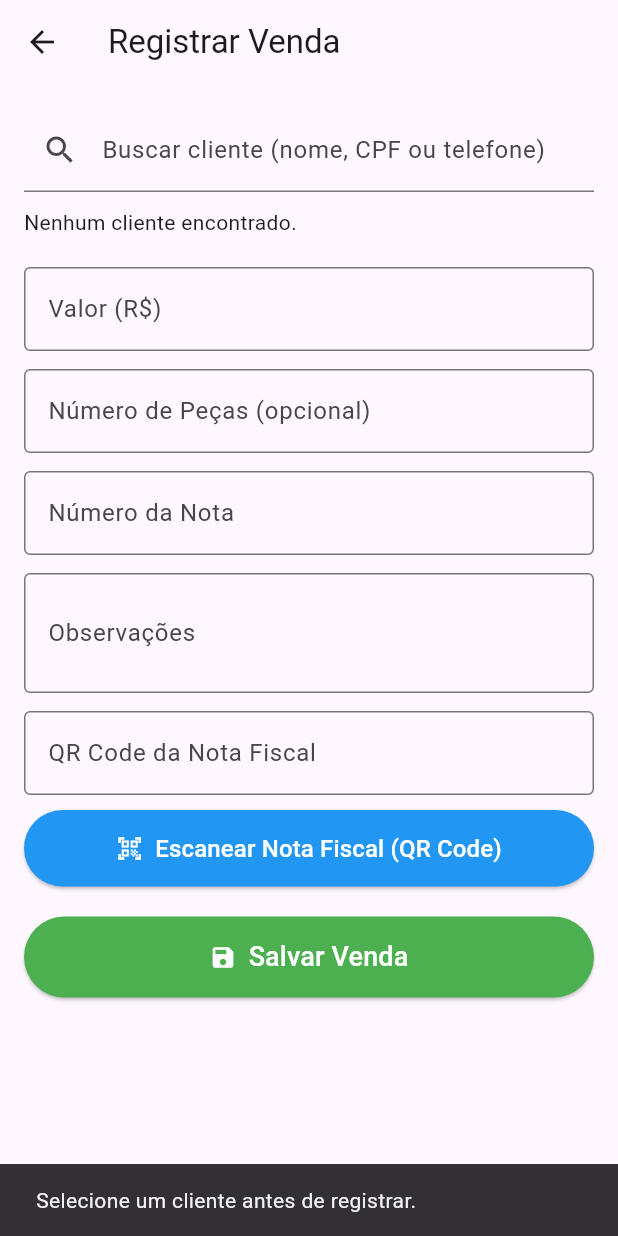
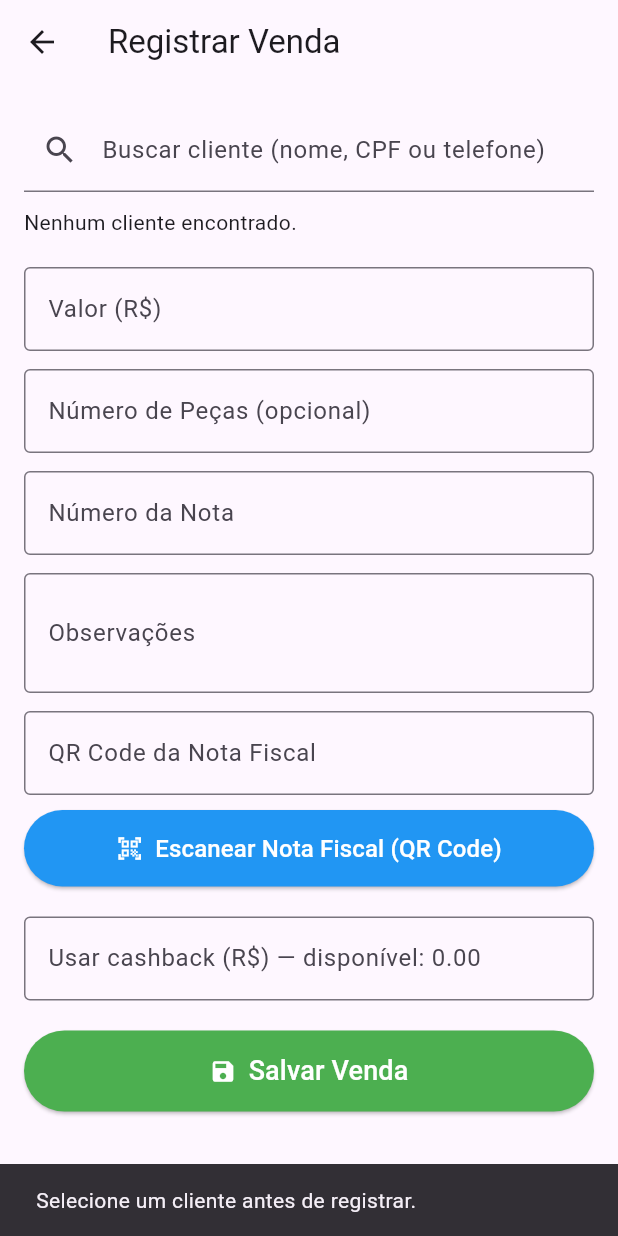
Before and after one commit to PJosquin/cadastro_clientes_final, a Flutter app: the RegistroVendaPage screen opened directly, after a tap on "Salvar Venda", on a phone screen of 412 x 824 dp. Run offline on Flutter 3.47's test engine with Material 3 defaults, Android fonts, the phone set to English and light mode, and no system bars; our stand-ins replace cloud_firestore, firebase_core, flutter_masked_text2, font_awesome_flutter, mask_text_input_formatter; missing offline and left inert: mobile_scanner, qr_code_scanner; accounts and stored records are empty.

Commit message:
v9.0 Cashback - uso de cashback na venda, cálculo de saldo, valor líquido e atualização do cliente

```diff
--- a/lib/registro_venda_page.dart
+++ b/lib/registro_venda_page.dart
@@ -2,7 +2,7 @@ import 'package:flutter/material.dart';
 import 'package:cloud_firestore/cloud_firestore.dart';
 import 'package:intl/intl.dart';
 import 'package:mobile_scanner/mobile_scanner.dart';
-import 'services/cashback_service.dart'; // 🔹 NOVO
+import 'services/cashback_service.dart'; // 🔹 serviço de configuração de cashback
 
 class RegistroVendaPage extends StatefulWidget {
   const RegistroVendaPage({Key? key}) : super(key: key);
@@ -25,9 +25,13 @@ class _RegistroVendaPageState extends State<RegistroVendaPage> {
   final TextEditingController _observacoesController = TextEditingController();
   final TextEditingController _qrcodeController = TextEditingController();
 
+  // 🔹 Campo para usar cashback
+  final TextEditingController _usarCashbackController = TextEditingController();
+  double _cashbackDisponivel = 0.0;
+
   bool _salvando = false;
 
-  // 🔹 Cashback
+  // 🔹 Cashback (config)
   double? _percentualCashback; // lido do Firestore (config/cashback/percentual)
   bool _carregandoCashback = true;
 
@@ -62,6 +66,7 @@ class _RegistroVendaPageState extends State<RegistroVendaPage> {
     _notaController.dispose();
     _observacoesController.dispose();
     _qrcodeController.dispose();
+    _usarCashbackController.dispose();
     super.dispose();
   }
 
@@ -92,10 +97,52 @@ class _RegistroVendaPageState extends State<RegistroVendaPage> {
     }).toList();
   }
 
+  Future<void> _selecionarCliente(String id, String nome) async {
+    setState(() {
+      _clienteSelecionadoId = id;
+      _clienteSelecionadoNome = nome;
+      _buscaController.text = nome;
+      _cashbackDisponivel = 0.0;
+      _usarCashbackController.clear();
+    });
+
+    try {
+      final doc = await FirebaseFirestore.instance
+          .collection('clientes')
+          .doc(id)
+          .get();
+
+      if (!doc.exists) return;
+      final data = doc.data();
+      if (data == null) return;
+
+      double cb = 0.0;
+      final campo = data['cashback_acumulado'];
+      if (campo is num) {
+        cb = campo.toDouble();
+      } else if (campo is String) {
+        cb = double.tryParse(campo.replaceAll(',', '.')) ?? 0.0;
+      }
+
+      if (!mounted) return;
+      setState(() {
+        _cashbackDisponivel = cb;
+        // Se quiser sempre usar tudo por padrão:
+        if (_cashbackDisponivel > 0) {
+          _usarCashbackController.text =
+              _cashbackDisponivel.toStringAsFixed(2);
+        }
+      });
+    } catch (_) {
+      // se der erro, apenas mantém cashbackDisponivel = 0.0
+    }
+  }
+
   Future<void> _salvarVenda() async {
     if (_clienteSelecionadoId == null) {
       ScaffoldMessenger.of(context).showSnackBar(
-        const SnackBar(content: Text("Selecione um cliente antes de registrar.")),
+        const SnackBar(
+            content: Text("Selecione um cliente antes de registrar.")),
       );
       return;
     }
@@ -109,16 +156,45 @@ class _RegistroVendaPageState extends State<RegistroVendaPage> {
           0.0;
       final pecas = int.tryParse(_pecasController.text.trim()) ?? 0;
 
-      // 🔹 Calcula cashback com base no percentual da config
+      // 🔹 Valor de cashback a usar (opcional)
+      double usarCashback = 0.0;
+      if (_usarCashbackController.text.trim().isNotEmpty) {
+        usarCashback = double.tryParse(_usarCashbackController.text
+                    .replaceAll('.', '')
+                    .replaceAll(',', '.')) ??
+                0.0;
+      }
+
+      if (usarCashback < 0) usarCashback = 0.0;
+
+      // Não deixar usar mais do que o disponível (com pequena tolerância)
+      if (usarCashback > _cashbackDisponivel + 0.01) {
+        if (!mounted) return;
+        ScaffoldMessenger.of(context).showSnackBar(
+          SnackBar(
+            content: Text(
+                'Você tentou usar R\$ ${usarCashback.toStringAsFixed(2)}, mas o disponível é R\$ ${_cashbackDisponivel.toStringAsFixed(2)}.'),
+          ),
+        );
+        setState(() => _salvando = false);
+        return;
+      }
+
+      // 🔹 Calcula cashback GERADO por esta venda, com base no percentual
       final double percentual = _percentualCashback ?? 0.05; // fallback 5%
       final double cashbackGerado = valor * percentual;
 
-      // 🔹 Salva a venda com campos de cashback
+      // 🔹 Valor líquido (o que o cliente paga após desconto de cashback)
+      final double valorLiquido = valor - usarCashback;
+
+      // 🔹 Salva a venda com campos de cashback e desconto
       await FirebaseFirestore.instance.collection('vendas').add({
         'clienteId': _clienteSelecionadoId,
         'clienteNome': _clienteSelecionadoNome,
         'data': Timestamp.now(),
-        'valor': valor, // double
+        'valor': valor, // valor bruto
+        'valor_liquido': valorLiquido, // após desconto de cashback
+        'desconto_cashback': usarCashback,
         'numero_pecas': pecas, // compatível com histórico
         'numero_nota': _notaController.text.trim(), // compatível com histórico
         'observacoes': _observacoesController.text.trim(),
@@ -127,14 +203,27 @@ class _RegistroVendaPageState extends State<RegistroVendaPage> {
         'percentual_cashback': percentual,
       });
 
-      // 🔹 Atualiza saldo de cashback do cliente
+      // 🔹 Atualiza saldo de cashback do cliente:
+      // saldo novo = saldo antigo - usado + gerado
+      final double deltaCashback = cashbackGerado - usarCashback;
+
       await FirebaseFirestore.instance
           .collection('clientes')
           .doc(_clienteSelecionadoId)
           .set({
-        'cashback_acumulado': FieldValue.increment(cashbackGerado),
+        'cashback_acumulado': FieldValue.increment(deltaCashback),
         'cashback_ultima_atualizacao': Timestamp.now(),
       }, SetOptions(merge: true));
+
+      // Atualiza o valor em memória também (para uma próxima venda na mesma tela)
+      setState(() {
+        _cashbackDisponivel =
+            (_cashbackDisponivel - usarCashback) + cashbackGerado;
+        if (_cashbackDisponivel < 0.009) {
+          _cashbackDisponivel = 0.0; // evita -0.00 por arredondamento
+        }
+        _usarCashbackController.clear();
+      });
 
       if (!mounted) return;
       ScaffoldMessenger.of(context).showSnackBar(
@@ -193,11 +282,7 @@ class _RegistroVendaPageState extends State<RegistroVendaPage> {
                       title: Text(nome),
                       subtitle: Text("CPF: $cpf\nTelefone: $telefone"),
                       onTap: () {
-                        setState(() {
-                          _clienteSelecionadoId = doc.id;
-                          _clienteSelecionadoNome = nome;
-                          _buscaController.text = nome;
-                        });
+                        _selecionarCliente(doc.id, nome);
                       },
                     );
                   }).toList(),
@@ -213,7 +298,20 @@ class _RegistroVendaPageState extends State<RegistroVendaPage> {
                 child: ListTile(
                   leading: const Icon(Icons.person, color: Colors.blue),
                   title: Text(_clienteSelecionadoNome ?? ''),
-                  subtitle: const Text("Cliente selecionado"),
+                  subtitle: Column(
+                    crossAxisAlignment: CrossAxisAlignment.start,
+                    children: [
+                      const Text("Cliente selecionado"),
+                      const SizedBox(height: 4),
+                      Text(
+                        "Cashback disponível: R\$ ${_cashbackDisponivel.toStringAsFixed(2)}",
+                        style: const TextStyle(
+                          fontSize: 14,
+                          color: Colors.black87,
+                        ),
+                      ),
+                    ],
+                  ),
                   trailing: IconButton(
                     icon: const Icon(Icons.close),
                     onPressed: () {
@@ -221,6 +319,8 @@ class _RegistroVendaPageState extends State<RegistroVendaPage> {
                         _clienteSelecionadoId = null;
                         _clienteSelecionadoNome = null;
                         _buscaController.clear();
+                        _cashbackDisponivel = 0.0;
+                        _usarCashbackController.clear();
                       });
                     },
                   ),
@@ -287,14 +387,17 @@ class _RegistroVendaPageState extends State<RegistroVendaPage> {
                   SizedBox(
                     width: double.infinity,
                     child: ElevatedButton.icon(
-                      icon: const Icon(Icons.qr_code_scanner, color: Colors.white),
+                      icon: const Icon(Icons.qr_code_scanner,
+                          color: Colors.white),
                       label: const Text(
                         'Escanear Nota Fiscal (QR Code)',
-                        style: TextStyle(fontSize: 16, color: Colors.white),
+                        style:
+                            TextStyle(fontSize: 16, color: Colors.white),
                       ),
                       style: ElevatedButton.styleFrom(
                         backgroundColor: Colors.blue,
-                        padding: const EdgeInsets.symmetric(vertical: 14),
+                        padding:
+                            const EdgeInsets.symmetric(vertical: 14),
                       ),
                       onPressed: () async {
                         final resultado = await Navigator.push(
@@ -304,10 +407,25 @@ class _RegistroVendaPageState extends State<RegistroVendaPage> {
                           ),
                         );
                         if (resultado != null && resultado is String) {
-                          setState(() => _qrcodeController.text = resultado);
+                          setState(
+                              () => _qrcodeController.text = resultado);
                         }
                       },
                     ),
+                  ),
+
+                  const SizedBox(height: 20),
+
+                  // 🔹 Campo para usar cashback
+                  TextFormField(
+                    controller: _usarCashbackController,
+                    decoration: InputDecoration(
+                      labelText:
+                          'Usar cashback (R\$) — disponível: ${_cashbackDisponivel.toStringAsFixed(2)}',
+                      border: const OutlineInputBorder(),
+                    ),
+                    keyboardType:
+                        const TextInputType.numberWithOptions(decimal: true),
                   ),
 
                   const SizedBox(height: 20),
@@ -319,11 +437,13 @@ class _RegistroVendaPageState extends State<RegistroVendaPage> {
                       icon: const Icon(Icons.save, color: Colors.white),
                       label: const Text(
                         'Salvar Venda',
-                        style: TextStyle(fontSize: 18, color: Colors.white),
+                        style:
+                            TextStyle(fontSize: 18, color: Colors.white),
                       ),
                       style: ElevatedButton.styleFrom(
                         backgroundColor: Colors.green,
-                        padding: const EdgeInsets.symmetric(vertical: 14),
+                        padding:
+                            const EdgeInsets.symmetric(vertical: 14),
                       ),
                       onPressed: _salvando ? null : _salvarVenda,
                     ),
```
